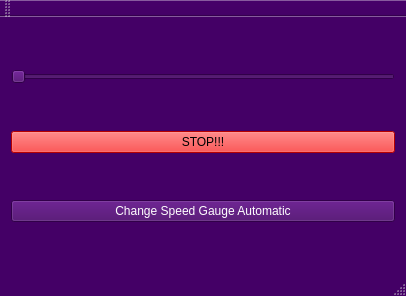
This is src/mainwindow.ui in Edewin/Qt_SpeedGauge as Qt 5 draws it before an edit. The edited form follows.
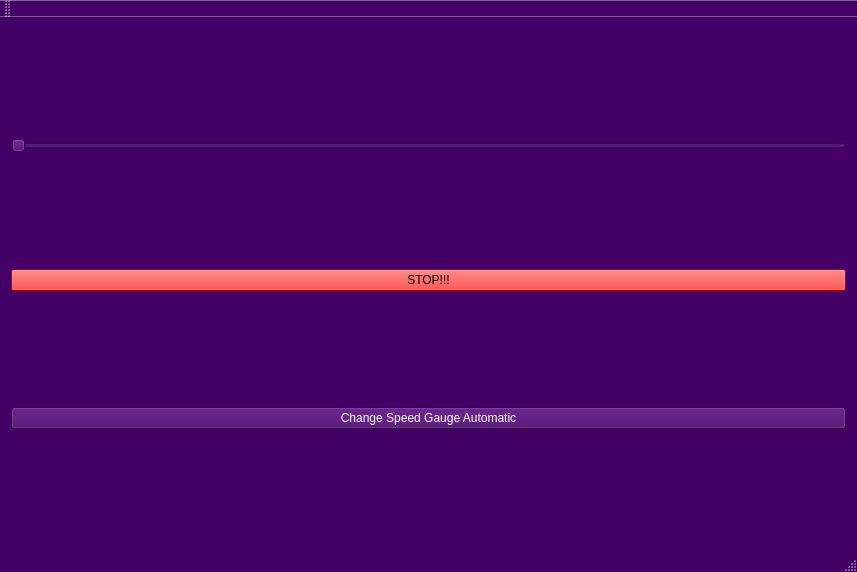
This is the edited form.

The edit to the form file:
```diff
--- a/src/mainwindow.ui
+++ b/src/mainwindow.ui
@@ -6,10 +6,16 @@
    <rect>
     <x>0</x>
     <y>0</y>
-    <width>406</width>
-    <height>296</height>
+    <width>857</width>
+    <height>572</height>
    </rect>
   </property>
+  <property name="sizePolicy">
+   <sizepolicy hsizetype="Preferred" vsizetype="Preferred">
+    <horstretch>100</horstretch>
+    <verstretch>0</verstretch>
+   </sizepolicy>
+  </property>
   <property name="palette">
    <palette>
     <active>
```
Left out of the diff: 13 changed lines with no effect on the pictures.
